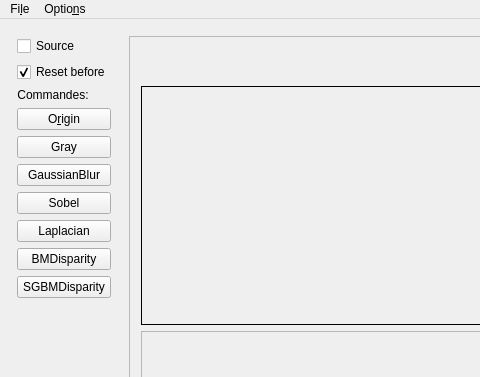
This is mainwindow.ui in m21-cerutti/ProjetTech2019_Robot as Qt 5 draws it before an edit; both pictures show x 0 to 480 and y 0 to 377 of the 937 by 621 pixel window. The edited form follows.
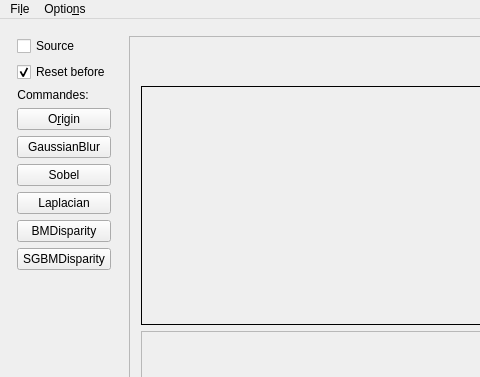
This is the edited form.

```diff
--- a/mainwindow.ui
+++ b/mainwindow.ui
@@ -98,13 +98,6 @@
           </property>
          </widget>
         </item>
-        <item>
-         <widget class="QPushButton" name="btnGray">
-          <property name="text">
-           <string>Gray</string>
-          </property>
-         </widget>
-        </item>
         <item>
          <widget class="QPushButton" name="btnGauss">
           <property name="text">
```
